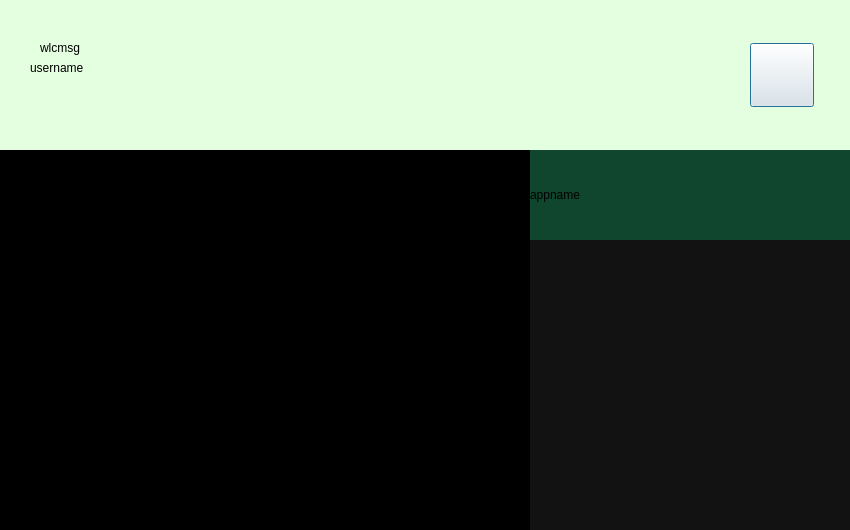
Above: vault8_dashboard.ui from mvrck-dev/Clover before the change. Below: the same form after it.
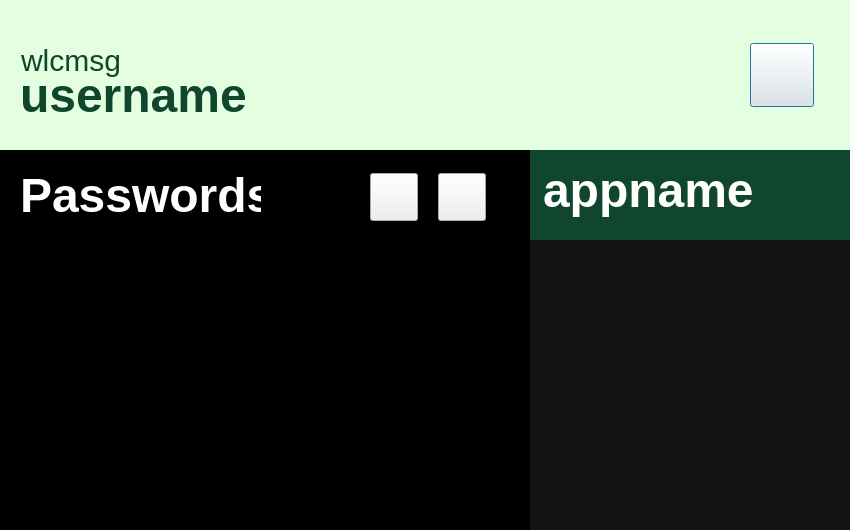
That is the form after the change. Icons and pictures are not drawn.

Commit message: Added Add and remove buttons to dashboard

What changed in the file:
```diff
--- a/vault8_dashboard.ui
+++ b/vault8_dashboard.ui
@@ -73,12 +73,15 @@
    <widget class="QLabel" name="wlcmsg">
     <property name="geometry">
      <rect>
-      <x>40</x>
+      <x>21</x>
       <y>40</y>
-      <width>58</width>
-      <height>16</height>
+      <width>121</width>
+      <height>41</height>
      </rect>
     </property>
+    <property name="styleSheet">
+     <string notr="true">#wlcmsg{color: #0F462D; font-size: 30px; font-weight: 150;}</string>
+    </property>
     <property name="text">
      <string>wlcmsg</string>
     </property>
@@ -86,12 +89,15 @@
    <widget class="QLabel" name="usrnm">
     <property name="geometry">
      <rect>
-      <x>30</x>
-      <y>60</y>
-      <width>58</width>
-      <height>16</height>
+      <x>20</x>
+      <y>70</y>
+      <width>501</width>
+      <height>51</height>
      </rect>
     </property>
+    <property name="styleSheet">
+     <string notr="true">#usrnm{color: #0F462D; font-size: 48px; font-weight: 500;}</string>
+    </property>
     <property name="text">
      <string>username</string>
     </property>
@@ -99,12 +105,15 @@
    <widget class="QLabel" name="pwdlabel">
     <property name="geometry">
      <rect>
-      <x>70</x>
+      <x>20</x>
       <y>170</y>
-      <width>91</width>
-      <height>16</height>
+      <width>241</width>
+      <height>51</height>
      </rect>
     </property>
+    <property name="styleSheet">
+     <string notr="true">#pwdlabel{color: #FFF; font-size: 48px; font-weight: 500;}</string>
+    </property>
     <property name="text">
      <string>Passwords</string>
     </property>
@@ -119,7 +128,7 @@
      </rect>
     </property>
     <property name="styleSheet">
-     <string notr="true">#appname{background-color:#0f462D}</string>
+     <string notr="true">#appname{background-color:#0F462D; color: #FFF; font-size: 48px; font-weight: 500; padding: 5px, 15px, 0 ,0 }</string>
     </property>
     <property name="text">
      <string>appname</string>
@@ -151,6 +160,58 @@
      </size>
     </property>
    </widget>
+   <widget class="QPushButton" name="addbtn">
+    <property name="geometry">
+     <rect>
+      <x>370</x>
+      <y>173</y>
+      <width>48</width>
+      <height>48</height>
+     </rect>
+    </property>
+    <property name="whatsThis">
+     <string>Logout</string>
+    </property>
+    <property name="text">
+     <string/>
+    </property>
+    <property name="icon">
+     <iconset resource="Resources.qrc">
+      <normaloff>:/Icons/Resources/add_icon.png</normaloff>:/Icons/Resources/add_icon.png</iconset>
+    </property>
+    <property name="iconSize">
+     <size>
+      <width>40</width>
+      <height>40</height>
+     </size>
+    </property>
+   </widget>
+   <widget class="QPushButton" name="removebtn">
+    <property name="geometry">
+     <rect>
+      <x>438</x>
+      <y>173</y>
+      <width>48</width>
+      <height>48</height>
+     </rect>
+    </property>
+    <property name="whatsThis">
+     <string>Logout</string>
+    </property>
+    <property name="text">
+     <string/>
+    </property>
+    <property name="icon">
+     <iconset resource="Resources.qrc">
+      <normaloff>:/Icons/Resources/remove_icon.png</normaloff>:/Icons/Resources/remove_icon.png</iconset>
+    </property>
+    <property name="iconSize">
+     <size>
+      <width>40</width>
+      <height>40</height>
+     </size>
+    </property>
+   </widget>
   </widget>
  </widget>
  <resources/>
```
Left out of the diff: 5 changed lines with no effect on the pictures. The commit also changes 6 other files.
